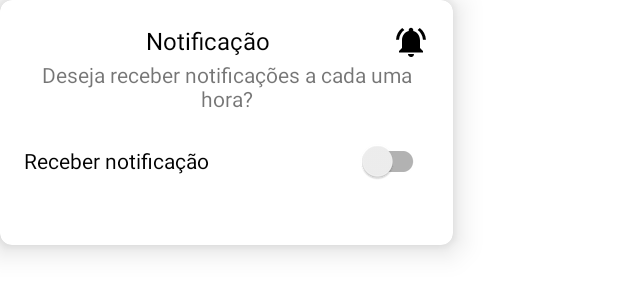
After one commit to Fells778/app-lembrar-de-beber-agua, an Android app: the layout custom_layout_notification_user.xml on its own in the app's theme, with its tools: preview values and no code run, on a phone screen of 412 x 824 dp. The commit adds this screen. Shown: the top 300 px of the screen. Run offline under Robolectric (Android 15) with nearby library versions, the phone set to English and light mode, and no system bars.

```diff
--- a/app/build.gradle
+++ b/app/build.gradle
@@ -5,12 +5,12 @@ plugins {
 }
 
 android {
-    compileSdk 32
+    compileSdk 33
 
     defaultConfig {
         applicationId "com.example.lembrardebeberagua"
         minSdk 21
-        targetSdk 32
+        targetSdk 33
         versionCode 1
         versionName "1.0"
 
--- a/app/src/main/AndroidManifest.xml
+++ b/app/src/main/AndroidManifest.xml
@@ -3,6 +3,8 @@
     package="com.example.lembrardebeberagua">
 
     <uses-permission android:name="com.android.alarm.permission.SET_ALARM"/>
+    <uses-permission android:name="android.permission.SCHEDULE_EXACT_ALARM"/>
+    <uses-permission android:name="android.permission.POST_NOTIFICATIONS"/>
 
 
     <application
@@ -12,6 +14,8 @@
         android:roundIcon="@mipmap/ic_launcher_round"
         android:supportsRtl="true"
         android:theme="@style/Theme.LembrarDeBeberAgua">
+        <receiver android:name=".helpers.AlarmNotification"
+            android:enabled="true"/>
         <activity
             android:name=".MainActivity"
             android:exported="true">
--- a/app/src/main/java/com/example/lembrardebeberagua/datastore/DataStore.kt
+++ b/app/src/main/java/com/example/lembrardebeberagua/datastore/DataStore.kt
@@ -12,7 +12,6 @@ class DataStore(private val context: Context) {
     companion object {
         private val Context.DATA_STORE: DataStore<Preferences> by preferencesDataStore("remember_me")
         val USER_AGE = stringPreferencesKey("AGE")
-
         val USER_WEIGHT = stringPreferencesKey("WEIGHT")
     }
 
--- /dev/null
+++ b/app/src/main/res/drawable/ic_baseline_notifications_active_24.xml
@@ -0,0 +1,5 @@
+<vector android:height="24dp" android:tint="#000000"
+    android:viewportHeight="24" android:viewportWidth="24"
+    android:width="24dp" xmlns:android="http://schemas.android.com/apk/res/android">
+    <path android:fillColor="@android:color/white" android:pathData="M7.58,4.08L6.15,2.65C3.75,4.48 2.17,7.3 2.03,10.5h2c0.15,-2.65 1.51,-4.97 3.55,-6.42zM19.97,10.5h2c-0.15,-3.2 -1.73,-6.02 -4.12,-7.85l-1.42,1.43c2.02,1.45 3.39,3.77 3.54,6.42zM18,11c0,-3.07 -1.64,-5.64 -4.5,-6.32L13.5,4c0,-0.83 -0.67,-1.5 -1.5,-1.5s-1.5,0.67 -1.5,1.5v0.68C7.63,5.36 6,7.92 6,11v5l-2,2v1h16v-1l-2,-2v-5zM12,22c0.14,0 0.27,-0.01 0.4,-0.04 0.65,-0.14 1.18,-0.58 1.44,-1.18 0.1,-0.24 0.15,-0.5 0.15,-0.78h-4c0.01,1.1 0.9,2 2.01,2z"/>
+</vector>
--- /dev/null
+++ b/app/src/main/res/layout/custom_layout_notification_user.xml
@@ -0,0 +1,54 @@
+<?xml version="1.0" encoding="utf-8"?>
+<androidx.cardview.widget.CardView xmlns:android="http://schemas.android.com/apk/res/android"
+    xmlns:app="http://schemas.android.com/apk/res-auto"
+    xmlns:tools="http://schemas.android.com/tools"
+    android:layout_width="wrap_content"
+    android:layout_height="wrap_content"
+    app:cardCornerRadius="8dp"
+    app:cardElevation="12dp">
+
+    <androidx.constraintlayout.widget.ConstraintLayout
+        android:layout_width="match_parent"
+        android:layout_height="wrap_content">
+
+        <TextView
+            android:id="@+id/textView3"
+            android:layout_width="270dp"
+            android:layout_height="wrap_content"
+            android:layout_marginStart="16dp"
+            android:layout_marginTop="16dp"
+            android:layout_marginEnd="16dp"
+            android:text="@string/text_set_the_notification"
+            android:textAlignment="center"
+            android:textColor="@color/black"
+            android:textSize="16sp"
+            app:drawableRightCompat="@drawable/ic_baseline_notifications_active_24"
+            app:layout_constraintEnd_toEndOf="parent"
+            app:layout_constraintStart_toStartOf="parent"
+            app:layout_constraintTop_toTopOf="parent" />
+
+        <androidx.appcompat.widget.SwitchCompat
+            android:id="@+id/switch_define_one_hour"
+            android:layout_width="0dp"
+            android:layout_height="wrap_content"
+            android:layout_marginTop="8dp"
+            android:layout_marginBottom="32dp"
+            android:text="@string/text_define_one_hour"
+            app:layout_constraintBottom_toBottomOf="parent"
+            app:layout_constraintEnd_toEndOf="@+id/textView4"
+            app:layout_constraintStart_toStartOf="@+id/textView3"
+            app:layout_constraintTop_toBottomOf="@+id/textView4"
+            app:layout_constraintVertical_bias="0.0" />
+
+        <TextView
+            android:id="@+id/textView4"
+            android:layout_width="0dp"
+            android:layout_height="wrap_content"
+            android:text="@string/text_you_notification"
+            android:textAlignment="center"
+            app:layout_constraintEnd_toEndOf="@+id/textView3"
+            app:layout_constraintStart_toStartOf="@+id/textView3"
+            app:layout_constraintTop_toBottomOf="@+id/textView3" />
+
+    </androidx.constraintlayout.widget.ConstraintLayout>
+</androidx.cardview.widget.CardView>
--- a/app/src/main/res/values/strings.xml
+++ b/app/src/main/res/values/strings.xml
@@ -20,8 +20,13 @@
     <string name="text_zero">00:00</string>
     <string name="text_ingest_bottle">garrafinha de 500ml</string>
     <string name="text_ingest_glass">copos de 250ml</string>
-    <string name="text_loading">Carregando...</string>
+    <string name="text_loading">Carregando…</string>
     <string name="fill_in_the_fields">Preencha os campos acima</string>
     <string name="field_weight">Por favor informe seu peso por completo</string>
 
+    <!-- Strings from Custom layout notification -->
+    <string name="text_set_the_notification">Notificação</string>
+    <string name="text_you_notification">Deseja receber notificações a cada uma hora?</string>
+    <string name="text_define_one_hour">Receber notificação</string>
+
 </resources>
```
Also changed, not shown: app/src/main/java/com/example/lembrardebeberagua/MainActivity.kt (+71 -5 lines), app/src/main/java/com/example/lembrardebeberagua/helpers/AlarmNotification.kt (added, +46 -0 lines).
